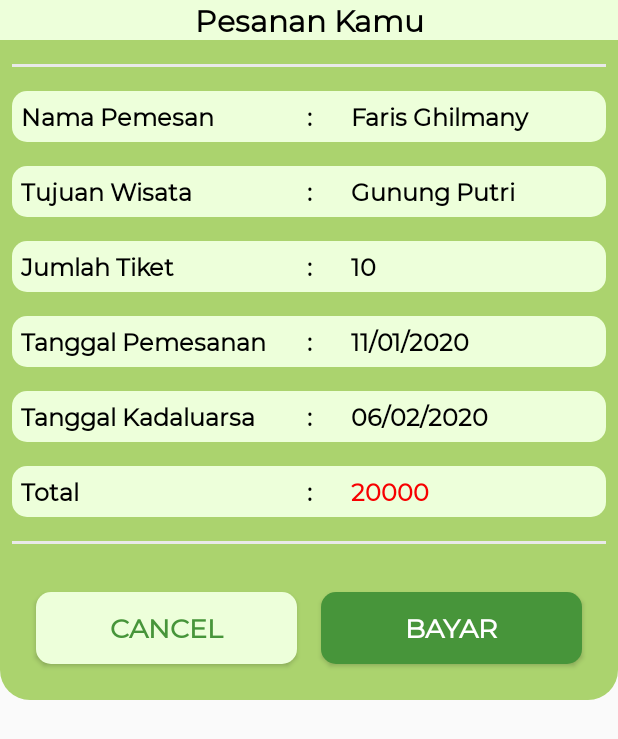
After one commit to fghilmany/WisataBandung, an Android app: the layout dialog_buy_ticket.xml on its own in the app's theme, with its tools: preview values and no code run, on a phone screen of 412 x 824 dp. The commit adds this screen. Shown: the top 739 px of the screen. Run offline under Robolectric (Android 15) with nearby library versions, the phone set to English and light mode, and no system bars.

Commit message:
button fungtion , alert dialog and data

```diff
--- a/app/src/main/java/com/example/wisatabandung/activity/DetailDestination.kt
+++ b/app/src/main/java/com/example/wisatabandung/activity/DetailDestination.kt
@@ -1,18 +1,24 @@
 package com.example.wisatabandung.activity
 
-import android.content.Intent
 import android.support.v7.app.AppCompatActivity
 import android.os.Bundle
+import android.support.v7.app.AlertDialog
 import android.support.v7.widget.Toolbar
 import android.util.Log
+import android.view.LayoutInflater
 import android.view.View
-import android.widget.Toast
 import com.example.wisatabandung.R
 import com.example.wisatabandung.adapter.PagerAdapter
 import com.google.firebase.database.*
-import com.squareup.picasso.Picasso
 import kotlinx.android.synthetic.main.activity_detail_destination.*
+import kotlinx.android.synthetic.main.dialog_buy_ticket.view.*
 import org.jetbrains.anko.startActivity
+import java.text.SimpleDateFormat
+import java.util.*
+
+
+
+
 
 class DetailDestination : AppCompatActivity(), View.OnClickListener {
 
@@ -23,6 +29,16 @@ class DetailDestination : AppCompatActivity(), View.OnClickListener {
     private var username : String = ""
     private var id_destination : String = ""
     private var id_category : String = ""
+    private var name_destination : String = ""
+    private var name_user : String = ""
+
+    private var totalTicket : Int = 1
+    private var userBalance : Long = 10
+    private var totalCost : Long = 0
+    private var ticketPrice : Long = 0
+
+    private var bookDate : String = ""
+    private var expiredDate : String = ""
 
     override fun onCreate(savedInstanceState: Bundle?) {
         super.onCreate(savedInstanceState)
@@ -33,8 +49,16 @@ class DetailDestination : AppCompatActivity(), View.OnClickListener {
         initPager()
         initDataFirebase()
 
+
+        tv_total_detail.setText(totalTicket.toString())
+
+
         btn_buy_ticket.setOnClickListener(this)
+        btn_min.setOnClickListener(this)
+        btn_plus.setOnClickListener(this)
 
+        btn_min.animate().alpha(0F).setDuration(300).start()
+        btn_min.isEnabled = false
 
     }
 
@@ -42,19 +66,30 @@ class DetailDestination : AppCompatActivity(), View.OnClickListener {
         val intent = intent
         id_destination = intent.getStringExtra("id_destination")
         id_category = intent.getStringExtra("id_category")
-        Log.e("id ca",id_category)
-        Log.e("id de",id_destination)
 
-        ref = FirebaseDatabase.getInstance().getReference().child("destination").child(id_category).child(id_destination)
+
+        ref = FirebaseDatabase.getInstance().getReference()
         ref.addListenerForSingleValueEvent(object : ValueEventListener {
             override fun onCancelled(p0: DatabaseError) {
 
             }
 
             override fun onDataChange(p0: DataSnapshot) {
-                tv_name_destination.setText(p0.child("name").value.toString())
-                tv_price_detail.setText(p0.child("price").value.toString())
-                tv_detail_destination.setText(p0.child("description").value.toString())
+                val getDataDestination = p0.child("destination").child(id_category).child(id_destination)
+                val getDataUser = p0.child("user").child(username)
+
+                tv_name_destination.setText(getDataDestination.child("name").value.toString())
+                tv_price_detail.setText(getDataDestination.child("price").value.toString())
+                tv_detail_destination.setText(getDataDestination.child("description").value.toString())
+
+                name_destination = getDataDestination.child("name").value.toString()
+                name_user = getDataUser.child("name").value.toString()
+                userBalance = getDataUser.child("balance").value as Long
+                ticketPrice = getDataDestination.child("price").value as Long
+                totalCost = ticketPrice * totalTicket
+
+                Log.e("tot",totalCost.toString())
+                tv_total_cost.setText("$totalCost")
 
             }
 
@@ -64,11 +99,100 @@ class DetailDestination : AppCompatActivity(), View.OnClickListener {
     override fun onClick(v: View?) {
         when(v!!.id){
             R.id.btn_buy_ticket->{
-                startActivity<SuccessBuyActivity>(
-                    "username" to username
-                )
+
+                bookAndExpDate()
+
+
+                val mDialogView = LayoutInflater.from(this).inflate(R.layout.dialog_buy_ticket,null)
+                val mBuilder = AlertDialog.Builder(this)
+                    .setView(mDialogView)
+                val mAlertDialog = mBuilder.show()
+
+                mDialogView.tv_destination_dialog.setText(name_destination)
+                mDialogView.tv_name_dialog.setText(name_user)
+                mDialogView.tv_total.setText("$totalCost")
+                mDialogView.tv_total_order.setText("$totalTicket")
+                mDialogView.tv_expired.setText("$expiredDate")
+                mDialogView.tv_date_order.setText("$bookDate")
+
+                mDialogView.btn_buy.setOnClickListener {
+                    mAlertDialog.dismiss()
+                    startActivity<SuccessBuyActivity>(
+                        "username" to username
+
+                    )
+                }
+
+                mDialogView.btn_cancel.setOnClickListener{
+                    mAlertDialog.dismiss()
+                }
+
+            }
+
+            R.id.btn_min -> {
+                totalTicket-=1
+                tv_total_detail.setText(totalTicket.toString())
+                if (totalTicket < 2){
+                    btn_min.animate().alpha(0F).setDuration(300).start()
+                    btn_min.isEnabled = false
+                }
+                totalCost = ticketPrice * totalTicket
+                tv_total_cost.setText("$totalCost")
+
+                if (totalCost <= userBalance){
+                    btn_plus.animate().translationY(0F).alpha(1F).setDuration(350).start()
+                    btn_plus.isEnabled = true
+
+                    btn_buy_ticket.isEnabled = true
+                    btn_buy_ticket.setBackgroundResource(R.drawable.bg_button_green_primary)
+
+                }
+
+            }
+
+            R.id.btn_plus ->{
+                totalTicket+=1
+                tv_total_detail.setText(totalTicket.toString())
+                if (totalTicket > 1){
+                    btn_min.animate().alpha(1F).setDuration(300).start()
+                    btn_min.isEnabled = true
+                }
+                totalCost = ticketPrice * totalTicket
+                tv_total_cost.setText("$totalCost")
+
+                if (totalCost > userBalance){
+                    btn_plus.animate().alpha(0F).setDuration(300).start()
+                    btn_plus.isEnabled = false
+
+                    btn_buy_ticket.isEnabled = false
+                    btn_buy_ticket.setBackgroundResource(R.drawable.btn_cancel)
+
+
+                }
+
             }
         }
+    }
+
+    private fun bookAndExpDate() {
+        val date = Date()
+        val formatter = SimpleDateFormat("dd-MM-yyyy")
+        val answer : String = formatter.format(date)
+
+        Log.e("jam",answer)
+        bookDate = answer
+
+        val c = Calendar.getInstance()
+        val cdt = "18-12-2019"
+        val date2 = formatter.parse(cdt)
+        c.time = date2
+        c.add(Calendar.DAY_OF_MONTH, 7)
+        val dateExp = formatter.format(c.time)
+
+
+        expiredDate = dateExp.toString()
+
+        Log.e("jam1",expiredDate)
     }
 
     private fun initToolabar() {
@@ -82,7 +206,8 @@ class DetailDestination : AppCompatActivity(), View.OnClickListener {
 
         toolbar.setNavigationOnClickListener {
             startActivity<ListDestinationActivity>(
-                "username" to username
+                "username" to username,
+                "id_category" to id_category
             )
             finish()
         }
--- /dev/null
+++ b/app/src/main/res/drawable/btn_cancel.xml
@@ -0,0 +1,14 @@
+<?xml version="1.0" encoding="utf-8"?>
+<shape xmlns:android="http://schemas.android.com/apk/res/android">
+
+    <solid
+            android:color="#EDFFDA"/>
+
+    <corners
+            android:topLeftRadius="10dp"
+            android:topRightRadius="10dp"
+            android:bottomRightRadius="10dp"
+            android:bottomLeftRadius="10dp"
+    />
+
+</shape>
--- /dev/null
+++ b/app/src/main/res/drawable/btn_green_dark.xml
@@ -0,0 +1,14 @@
+<?xml version="1.0" encoding="utf-8"?>
+<shape xmlns:android="http://schemas.android.com/apk/res/android">
+
+    <solid
+            android:color="@color/colorPrimaryDark"/>
+
+    <corners
+            android:topLeftRadius="10dp"
+            android:topRightRadius="10dp"
+            android:bottomRightRadius="10dp"
+            android:bottomLeftRadius="10dp"
+    />
+
+</shape>
--- /dev/null
+++ b/app/src/main/res/drawable/dialog_green_flat.xml
@@ -0,0 +1,14 @@
+<?xml version="1.0" encoding="utf-8"?>
+<shape xmlns:android="http://schemas.android.com/apk/res/android">
+
+    <solid
+            android:color="#ABD36E"/>
+
+    <corners
+            android:topLeftRadius="20dp"
+            android:topRightRadius="20dp"
+            android:bottomRightRadius="20dp"
+            android:bottomLeftRadius="20dp"
+    />
+
+</shape>
--- a/app/src/main/res/layout/activity_detail_destination.xml
+++ b/app/src/main/res/layout/activity_detail_destination.xml
@@ -165,7 +165,7 @@
                         android:textSize="11sp"
                 />
                 <TextView
-                        android:id="@+id/total"
+                        android:id="@+id/tv_total_cost"
                         android:layout_width="wrap_content"
                         android:layout_height="match_parent"
                         tools:text="200000"
@@ -183,6 +183,7 @@
                     android:orientation="horizontal"
             >
                 <ImageView
+                        android:id="@+id/btn_min"
                         android:layout_width="match_parent"
                         android:layout_height="match_parent"
                         android:layout_weight="2"
@@ -191,10 +192,11 @@
 
                 />
                 <TextView
+                        android:id="@+id/tv_total_detail"
                         android:layout_width="match_parent"
                         android:layout_height="wrap_content"
                         android:layout_weight="2"
-                        android:text="1"
+                        tools:text="1"
                         android:textColor="@color/text"
                         android:textStyle="bold"
                         android:textSize="24sp"
@@ -202,6 +204,7 @@
                 />
 
                 <ImageView
+                        android:id="@+id/btn_plus"
                         android:layout_width="match_parent"
                         android:layout_height="match_parent"
                         android:layout_weight="2"
--- /dev/null
+++ b/app/src/main/res/layout/dialog_buy_ticket.xml
@@ -0,0 +1,297 @@
+<?xml version="1.0" encoding="utf-8"?>
+<LinearLayout
+        xmlns:android="http://schemas.android.com/apk/res/android"
+        android:layout_width="match_parent"
+        android:layout_height="wrap_content" xmlns:tools="http://schemas.android.com/tools"
+        android:background="@drawable/dialog_green_flat"
+        android:orientation="vertical"
+>
+    <TextView
+            android:background="#EDFFDA"
+            android:text="Pesanan Kamu"
+            android:textSize="20sp"
+            android:textStyle="bold"
+            android:textColor="@color/text"
+            android:textAlignment="center"
+            android:layout_marginBottom="8dp"
+
+            android:layout_width="match_parent"
+              android:layout_height="wrap_content"/>
+    <View android:layout_width="match_parent"
+          android:layout_height="2dp"
+          android:background="#E9E9E9"
+          android:layout_margin="8dp"
+    />
+
+    <LinearLayout
+            android:layout_width="match_parent"
+            android:layout_height="wrap_content"
+            android:orientation="horizontal"
+            android:layout_margin="8dp"
+            android:background="@drawable/btn_cancel"
+            android:padding="6dp"
+    >
+        <TextView
+                android:layout_width="match_parent"
+                android:layout_height="match_parent"
+                android:layout_weight="2"
+                android:text="Nama Pemesan"
+                android:textSize="16sp"
+                android:textStyle="bold"
+                android:textColor="@color/text"
+        />
+        <TextView
+                android:layout_width="match_parent"
+                android:layout_height="match_parent"
+                android:layout_weight="3"
+                android:text=":"
+                android:textAlignment="center"
+                android:textSize="16sp"
+                android:textStyle="bold"
+                android:textColor="@color/text"
+        />
+        <TextView
+                android:id="@+id/tv_name_dialog"
+                tools:text="Faris Ghilmany"
+                android:layout_width="match_parent"
+                android:layout_height="match_parent"
+                android:textSize="16sp"
+                android:textStyle="bold"
+                android:textColor="@color/text"
+                android:layout_weight="2"/>
+    </LinearLayout>
+
+    <LinearLayout
+            android:layout_width="match_parent"
+            android:layout_height="wrap_content"
+            android:orientation="horizontal"
+            android:layout_margin="8dp"
+            android:background="@drawable/btn_cancel"
+            android:padding="6dp"
+    >
+        <TextView
+                android:layout_width="match_parent"
+                android:layout_height="match_parent"
+                android:layout_weight="2"
+                android:text="Tujuan Wisata"
+                android:textSize="16sp"
+                android:textStyle="bold"
+                android:textColor="@color/text"
+        />
+        <TextView
+                android:layout_width="match_parent"
+                android:layout_height="match_parent"
+                android:layout_weight="3"
+                android:text=":"
+                android:textAlignment="center"
+                android:textSize="16sp"
+                android:textStyle="bold"
+                android:textColor="@color/text"
+        />
+        <TextView
+                android:id="@+id/tv_destination_dialog"
+                tools:text="Gunung Putri"
+                android:layout_width="match_parent"
+                android:layout_height="match_parent"
+                android:textSize="16sp"
+                android:textStyle="bold"
+                android:textColor="@color/text"
+                android:layout_weight="2"/>
+    </LinearLayout>
+
+    <LinearLayout
+            android:layout_width="match_parent"
+            android:layout_height="wrap_content"
+            android:orientation="horizontal"
+            android:layout_margin="8dp"
+            android:background="@drawable/btn_cancel"
+            android:padding="6dp"
+    >
+        <TextView
+                android:layout_width="match_parent"
+                android:layout_height="match_parent"
+                android:layout_weight="2"
+                android:text="Jumlah Tiket"
+                android:textSize="16sp"
+                android:textStyle="bold"
+                android:textColor="@color/text"
+        />
+        <TextView
+                android:layout_width="match_parent"
+                android:layout_height="match_parent"
+                android:layout_weight="3"
+                android:text=":"
+                android:textAlignment="center"
+                android:textSize="16sp"
+                android:textStyle="bold"
+                android:textColor="@color/text"
+        />
+        <TextView
+                android:id="@+id/tv_total_order"
+                tools:text="10"
+                android:layout_width="match_parent"
+                android:layout_height="match_parent"
+                android:textSize="16sp"
+                android:textStyle="bold"
+                android:textColor="@color/text"
+                android:layout_weight="2"/>
+    </LinearLayout>
+
+    <LinearLayout
+            android:layout_width="match_parent"
+            android:layout_height="wrap_content"
+            android:orientation="horizontal"
+            android:layout_margin="8dp"
+            android:background="@drawable/btn_cancel"
+            android:padding="6dp"
+    >
+        <TextView
+                android:layout_width="match_parent"
+                android:layout_height="match_parent"
+                android:layout_weight="2"
+                android:text="Tanggal Pemesanan"
+                android:textSize="16sp"
+                android:textStyle="bold"
+                android:textColor="@color/text"
+        />
+        <TextView
+                android:layout_width="match_parent"
+                android:layout_height="match_parent"
+                android:layout_weight="3"
+                android:text=":"
+                android:textAlignment="center"
+                android:textSize="16sp"
+                android:textStyle="bold"
+                android:textColor="@color/text"
+        />
+        <TextView
+                android:id="@+id/tv_date_order"
+                tools:text="11/01/2020"
+                android:layout_width="match_parent"
+                android:layout_height="match_parent"
+                android:textSize="16sp"
+                android:textStyle="bold"
+                android:textColor="@color/text"
+                android:layout_weight="2"/>
+    </LinearLayout>
+
+    <LinearLayout
+            android:layout_width="match_parent"
+            android:layout_height="wrap_content"
+            android:orientation="horizontal"
+            android:layout_margin="8dp"
+            android:background="@drawable/btn_cancel"
+            android:padding="6dp"
+    >
+        <TextView
+                android:layout_width="match_parent"
+                android:layout_height="match_parent"
+                android:layout_weight="2"
+                android:text="Tanggal Kadaluarsa"
+                android:textSize="16sp"
+                android:textStyle="bold"
+                android:textColor="@color/text"
+        />
+        <TextView
+                android:layout_width="match_parent"
+                android:layout_height="match_parent"
+                android:layout_weight="3"
+                android:text=":"
+                android:textAlignment="center"
+                android:textSize="16sp"
+                android:textStyle="bold"
+                android:textColor="@color/text"
+        />
+        <TextView
+                android:id="@+id/tv_expired"
+                tools:text="06/02/2020"
+                android:layout_width="match_parent"
+                android:layout_height="match_parent"
+                android:textSize="16sp"
+                android:textStyle="bold"
+                android:textColor="@color/text"
+                android:layout_weight="2"/>
+    </LinearLayout>
+
+    <LinearLayout
+            android:layout_width="match_parent"
+            android:layout_height="wrap_content"
+            android:orientation="horizontal"
+            android:layout_margin="8dp"
+            android:background="@drawable/btn_cancel"
+            android:padding="6dp"
+    >
+        <TextView
+                android:layout_width="match_parent"
+                android:layout_height="match_parent"
+                android:layout_weight="2"
+                android:text="Total"
+                android:textSize="16sp"
+                android:textStyle="bold"
+                android:textColor="@color/text"
+        />
+        <TextView
+                android:layout_width="match_parent"
+                android:layout_height="match_parent"
+                android:layout_weight="3"
+                android:text=":"
+                android:textAlignment="center"
+                android:textSize="16sp"
+                android:textStyle="bold"
+                android:textColor="@color/text"
+        />
+        <TextView
+                android:id="@+id/tv_total"
+                tools:text="20000"
+                android:layout_width="match_parent"
+                android:layout_height="match_parent"
+                android:textSize="16sp"
+                android:textStyle="bold"
+                android:textColor="#F70000"
+                android:layout_weight="2"/>
+    </LinearLayout>
+
+    <View android:layout_width="match_parent"
+          android:layout_height="2dp"
+          android:background="#E9E9E9"
+          android:layout_margin="8dp"
+    />
+
+    <LinearLayout
+            android:layout_margin="16dp"
+            android:layout_width="match_parent"
+            android:layout_height="wrap_content"
+            android:orientation="horizontal"
+    >
+
+        <Button
+                android:id="@+id/btn_cancel"
+                android:layout_width="match_parent"
+                android:layout_height="match_parent"
+                android:layout_weight="1"
+                android:text="Cancel"
+                android:background="@drawable/btn_cancel"
+                android:textColor="@color/colorPrimaryDark"
+                android:textStyle="bold"
+                android:textSize="18sp"
+                android:layout_margin="8dp"
+        />
+
+        <Button
+                android:id="@+id/btn_buy"
+                android:layout_width="match_parent"
+                android:layout_height="match_parent"
+                android:layout_weight="1"
+                android:text="Bayar"
+                android:background="@drawable/btn_green_dark"
+                android:textColor="#fff"
+                android:textStyle="bold"
+                android:textSize="18sp"
+                android:layout_margin="8dp"
+        />
+
+    </LinearLayout>
+
+
+
+</LinearLayout>
```
